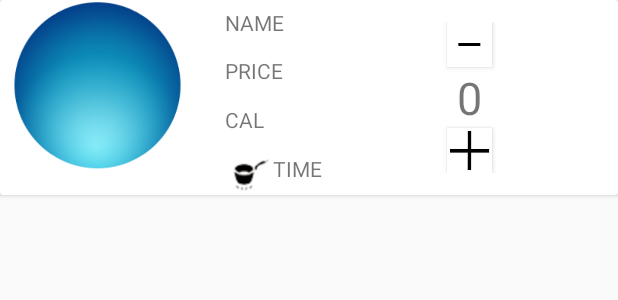
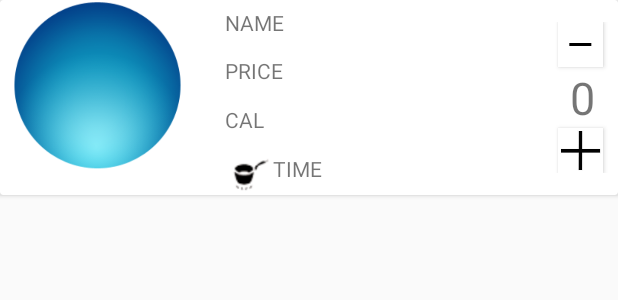
Before and after one commit to roalts/fitbite, an Android app: the layout product_grid_item.xml on its own in the app's theme, with its tools: preview values and no code run, on a phone screen of 412 x 824 dp. Shown: the top 300 px of the screen. Run offline under Robolectric (Android 15) with nearby library versions, the phone set to English and light mode, and no system bars.

Commit message:
layout changes
shifted the quantity on right of the screen

```diff
--- a/app/src/main/res/layout/product_grid_item.xml
+++ b/app/src/main/res/layout/product_grid_item.xml
@@ -89,26 +89,29 @@
         <Button
             android:layout_width="30dp"
             android:layout_height="30dp"
+            android:layout_marginRight="10dp"
             android:id="@+id/decrementButton"
-            android:layout_gravity="center_horizontal|center_vertical"
+            android:layout_gravity="right|center_vertical"
             android:background="@drawable/minus"
             />
         <TextView
             android:layout_width="wrap_content"
             android:layout_height="wrap_content"
             android:id="@+id/quantity"
+            android:layout_marginRight="10dp"
             android:text="0"
             android:textSize="30sp"
             android:paddingLeft="5dp"
             android:paddingRight="5dp"
-            android:layout_gravity="center_horizontal|center_vertical"
+            android:layout_gravity="right|center_vertical"
             />
         <Button
             android:layout_width="30dp"
             android:layout_height="30dp"
+            android:layout_marginRight="10dp"
             android:id="@+id/incrementButton"
             android:background="@drawable/plus"
-            android:layout_gravity="center_horizontal|center_vertical"
+            android:layout_gravity="right|center_vertical"
             />
         </LinearLayout>
     </LinearLayout>
```
